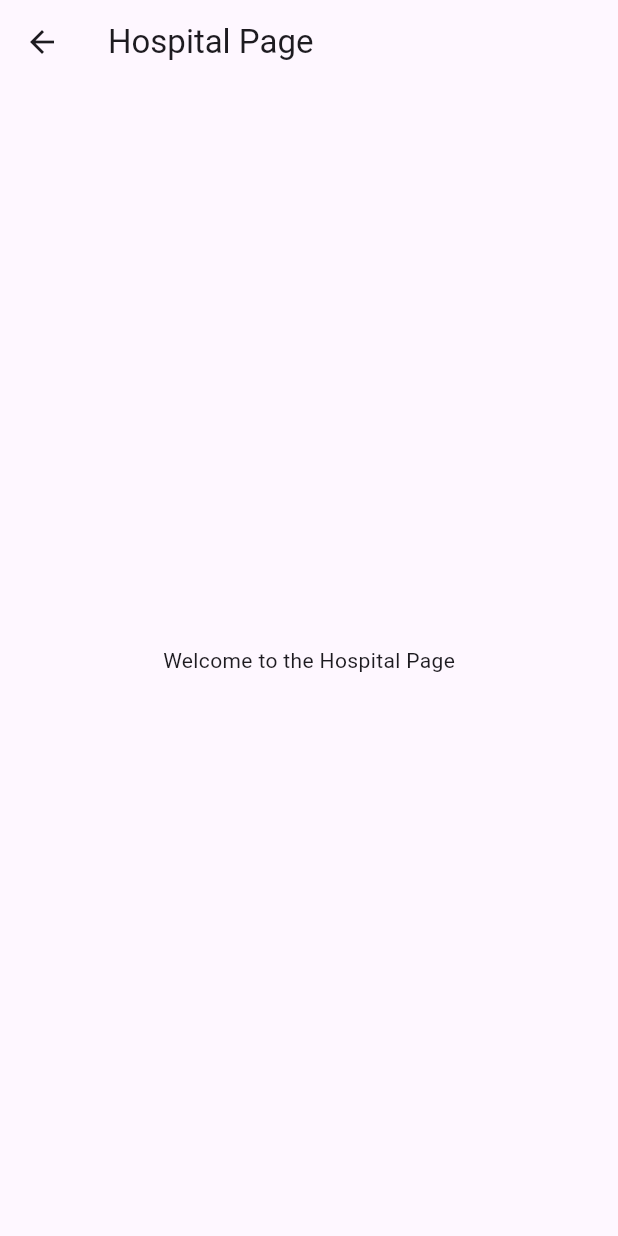
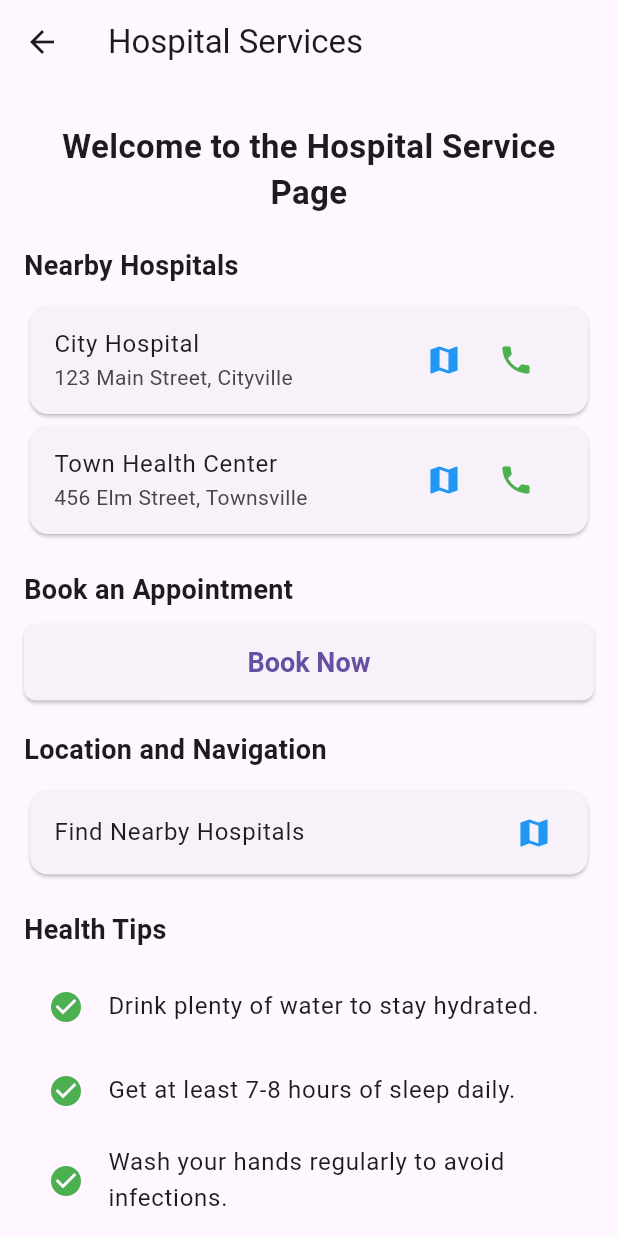
Before and after one commit to TianKaiJr/project-DigiTown, a Flutter app: the HospitalPage screen opened directly, on a phone screen of 412 x 824 dp. Run offline on Flutter 3.47's test engine with Material 3 defaults, Android fonts, the phone set to English and light mode, and no system bars; our stand-ins replace image_picker.

Commit message:
Hospital_page UI implemented

```diff
--- a/main_app/lib/hospital.dart
+++ b/main_app/lib/hospital.dart
@@ -1,12 +1,179 @@
 import 'package:flutter/material.dart';
+import 'package:url_launcher/url_launcher.dart'; // For launching URLs (e.g., calls, maps)
 
 class HospitalPage extends StatelessWidget {
+  final List<Map<String, String>> hospitals = [
+    {
+      'name': 'City Hospital',
+      'address': '123 Main Street, Cityville',
+      'phone': '1234567890',
+    },
+    {
+      'name': 'Town Health Center',
+      'address': '456 Elm Street, Townsville',
+      'phone': '0987654321',
+    },
+  ];
+
+  final List<String> healthTips = [
+    'Drink plenty of water to stay hydrated.',
+    'Get at least 7-8 hours of sleep daily.',
+    'Wash your hands regularly to avoid infections.',
+    'Exercise for at least 30 minutes a day.'
+  ];
+
+  void _launchCaller(String phoneNumber) async {
+    final Uri url = Uri(scheme: 'tel', path: phoneNumber);
+    if (await canLaunchUrl(url)) {
+      await launchUrl(url);
+    } else {
+      throw 'Could not launch $url';
+    }
+  }
+
+  void _launchMaps(String address) async {
+    final Uri url = Uri(
+      scheme: 'https',
+      host: 'www.google.com',
+      path: '/maps/search/',
+      queryParameters: {'q': address},
+    );
+    if (await canLaunchUrl(url)) {
+      await launchUrl(url);
+    } else {
+      throw 'Could not launch $url';
+    }
+  }
+
+  void _openAppointmentForm(BuildContext context) {
+    showDialog(
+      context: context,
+      builder: (context) => AlertDialog(
+        title: Text('Book Appointment'),
+        content: Column(
+          mainAxisSize: MainAxisSize.min,
+          children: [
+            TextField(
+              decoration: InputDecoration(labelText: 'Name'),
+            ),
+            TextField(
+              decoration: InputDecoration(labelText: 'Phone'),
+              keyboardType: TextInputType.phone,
+            ),
+            TextField(
+              decoration: InputDecoration(labelText: 'Preferred Date'),
+            ),
+          ],
+        ),
+        actions: [
+          TextButton(
+            onPressed: () => Navigator.pop(context),
+            child: Text('Cancel'),
+          ),
+          TextButton(
+            onPressed: () {
+              // Logic to handle form submission can be added here
+              Navigator.pop(context);
+            },
+            child: Text('Submit'),
+          ),
+        ],
+      ),
+    );
+  }
+
   @override
   Widget build(BuildContext context) {
     return Scaffold(
-      appBar: AppBar(title: Text("Hospital Page")),
-      body: Center(
-        child: Text("Welcome to the Hospital Page"),
+      appBar: AppBar(
+        title: Text('Hospital Services'),
+      ),
+      body: LayoutBuilder(
+        builder: (context, constraints) {
+          return ListView(
+            padding: EdgeInsets.all(16.0),
+            children: [
+              Center(
+                child: Padding(
+                  padding: const EdgeInsets.symmetric(vertical: 10.0),
+                  child: Text(
+                    'Welcome to the Hospital Service Page',
+                    style: TextStyle(fontSize: 22, fontWeight: FontWeight.bold),
+                    textAlign: TextAlign.center,
+                  ),
+                ),
+              ),
+              SizedBox(height: 10.0),
+              Text(
+                'Nearby Hospitals',
+                style: TextStyle(fontSize: 18.0, fontWeight: FontWeight.bold),
+              ),
+              SizedBox(height: 10.0),
+              ...hospitals.map((hospital) => Card(
+                    child: ListTile(
+                      title: Text(hospital['name']!),
+                      subtitle: Text(hospital['address']!),
+                      trailing: Row(
+                        mainAxisSize: MainAxisSize.min,
+                        children: [
+                          IconButton(
+                            icon: Icon(Icons.map, color: Colors.blue),
+                            onPressed: () => _launchMaps(hospital['address']!),
+                          ),
+                          IconButton(
+                            icon: Icon(Icons.phone, color: Colors.green),
+                            onPressed: () => _launchCaller(hospital['phone']!),
+                          ),
+                        ],
+                      ),
+                    ),
+                  )),
+              SizedBox(height: 20.0),
+              Text(
+                'Book an Appointment',
+                style: TextStyle(fontSize: 18.0, fontWeight: FontWeight.bold),
+              ),
+              SizedBox(height: 10.0),
+             ElevatedButton(
+              onPressed: () => Navigator.pushNamed(context, 'y'),
+              style: ElevatedButton.styleFrom(
+                padding: const EdgeInsets.symmetric(vertical: 15),
+                textStyle: const TextStyle(fontSize: 18, fontWeight: FontWeight.bold),
+                shape: RoundedRectangleBorder(
+                borderRadius: BorderRadius.circular(8.0), // Adjust the radius as needed
+                ),
+                ),
+              child: Text('Book Now'), // This should be placed outside the style property
+            ),
+
+              SizedBox(height: 20.0),
+              Text(
+                'Location and Navigation',
+                style: TextStyle(fontSize: 18.0, fontWeight: FontWeight.bold),
+              ),
+              SizedBox(height: 10.0),
+              Card(
+                child: ListTile(
+                  title: Text('Find Nearby Hospitals'),
+                  trailing: Icon(Icons.map,color: Colors.blue,),
+                  onTap: () {
+                    _launchMaps('hospitals near me');
+                  },
+                ),
+              ),
+              SizedBox(height: 20.0),
+              Text(
+                'Health Tips',
+                style: TextStyle(fontSize: 18.0, fontWeight: FontWeight.bold),
+              ),
+              SizedBox(height: 10.0),
+              ...healthTips.map((tip) => ListTile(
+                    leading: Icon(Icons.check_circle, color: Colors.green),
+                    title: Text(tip),
+                  )),
+            ],
+          );
+        },
       ),
     );
   }
--- a/main_app/lib/main.dart
+++ b/main_app/lib/main.dart
@@ -1,4 +1,5 @@
 import 'package:flutter/material.dart';
+import 'package:main_app/booking_appoinment.dart';
 import 'package:main_app/profile_page.dart';
 import 'login.dart';
 
@@ -13,6 +14,7 @@
       debugShowCheckedModeBanner: false,
       routes: {
         'x': (context) => const ProfilePage(),
+        'y':(context) => const BookingAppoinment(),
 
       },
       title: 'Login',
--- a/main_app/pubspec.yaml
+++ b/main_app/pubspec.yaml
@@ -32,7 +32,7 @@ dependencies:
     sdk: flutter
   cupertino_icons: ^1.0.8
   image_picker: ^0.8.8+10
-  url_launcher: ^6.1.7Y
+  url_launcher: ^6.1.7
 
   # The following adds the Cupertino Icons font to your application.
   # Use with the CupertinoIcons class for iOS style icons.
```
Also changed, not shown: main_app/lib/booking_appoinment.dart (added, +203 -0 lines).
